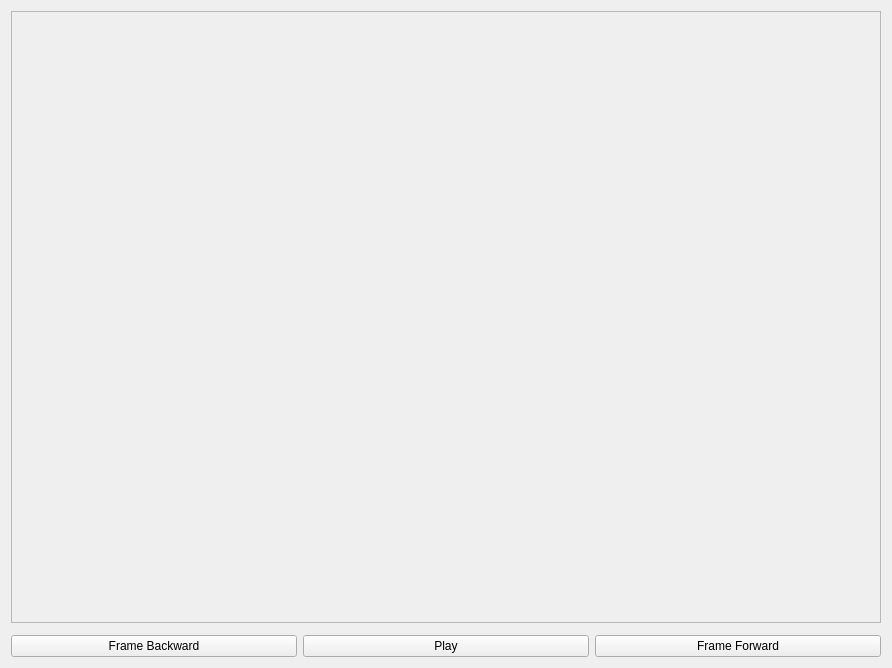
trafficman/commcut, file prototypes/SegmentDetector/mainwindow.ui: the form before one commit.
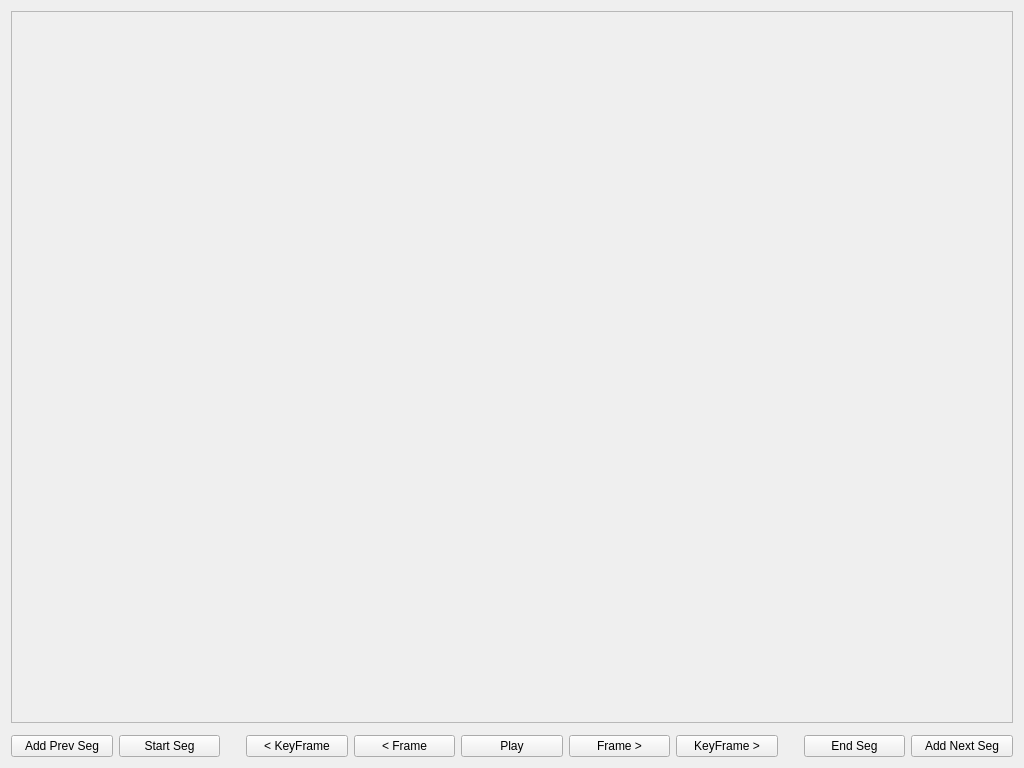
The form after the commit. Custom widgets are drawn as their Qt base class.

Commit message: fix UI file regression, add rest of navigation buttons

The edit to the form file:
```diff
--- a/prototypes/SegmentDetector/mainwindow.ui
+++ b/prototypes/SegmentDetector/mainwindow.ui
@@ -6,8 +6,8 @@
    <rect>
     <x>0</x>
     <y>0</y>
-    <width>892</width>
-    <height>668</height>
+    <width>1024</width>
+    <height>768</height>
    </rect>
   </property>
   <property name="windowTitle">
@@ -37,10 +37,47 @@
       </item>
      <item>
       <layout class="QHBoxLayout" name="horizontalLayout_3">
+       <item>
+        <widget class="QPushButton" name="segmentPrevAdd">
+         <property name="text">
+          <string>Add Prev Seg</string>
+         </property>
+        </widget>
+       </item>
+       <item>
+        <widget class="QPushButton" name="clipStart">
+         <property name="text">
+          <string>Start Seg</string>
+         </property>
+        </widget>
+       </item>
+       <item>
+        <spacer name="horizontalSpacer">
+         <property name="orientation">
+          <enum>Qt::Orientation::Horizontal</enum>
+         </property>
+         <property name="sizeType">
+          <enum>QSizePolicy::Policy::Fixed</enum>
+         </property>
+         <property name="sizeHint" stdset="0">
+          <size>
+           <width>20</width>
+           <height>20</height>
+          </size>
+         </property>
+        </spacer>
+       </item>
+       <item>
+        <widget class="QPushButton" name="backwardKeyFrame">
+         <property name="text">
+          <string>&lt; KeyFrame</string>
+         </property>
+        </widget>
+       </item>
        <item>
         <widget class="QPushButton" name="backwardFrame">
          <property name="text">
-          <string>Frame Backward</string>
+          <string>&lt; Frame</string>
          </property>
         </widget>
        </item>
@@ -54,7 +91,44 @@
        <item>
         <widget class="QPushButton" name="forwardFrame">
          <property name="text">
-          <string>Frame Forward</string>
+          <string>Frame &gt;</string>
+         </property>
+        </widget>
+       </item>
+       <item>
+        <widget class="QPushButton" name="forwardKeyFrame">
+         <property name="text">
+          <string>KeyFrame &gt;</string>
+         </property>
+        </widget>
+       </item>
+       <item>
+        <spacer name="horizontalSpacer_2">
+         <property name="orientation">
+          <enum>Qt::Orientation::Horizontal</enum>
+         </property>
+         <property name="sizeType">
+          <enum>QSizePolicy::Policy::Fixed</enum>
+         </property>
+         <property name="sizeHint" stdset="0">
+          <size>
+           <width>20</width>
+           <height>20</height>
+          </size>
+         </property>
+        </spacer>
+       </item>
+       <item>
+        <widget class="QPushButton" name="clipEnd">
+         <property name="text">
+          <string>End Seg</string>
+         </property>
+        </widget>
+       </item>
+       <item>
+        <widget class="QPushButton" name="pushButton">
+         <property name="text">
+          <string>Add Next Seg</string>
          </property>
         </widget>
        </item>
```
Left out of the diff: 4 changed lines with no effect on the pictures.
